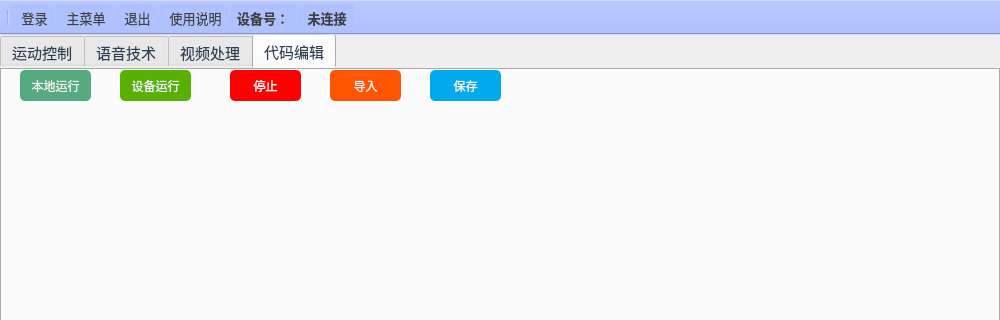
This is ui/tankWindow.ui in Asan96/Car as Qt 5 draws it before an edit; both pictures show x 0 to 1000 and y 0 to 320 of the 1000 by 720 pixel window. The edited form follows.
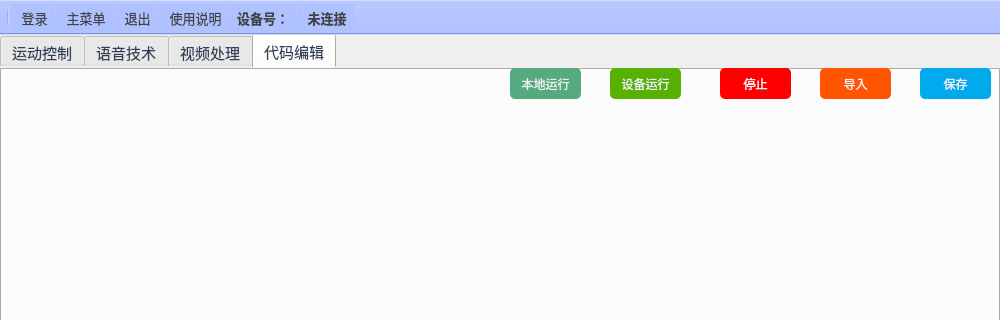
This is the edited form. The open tabs and pages were chosen to show the change.

Commit message: 样式优化

```diff
--- a/ui/tankWindow.ui
+++ b/ui/tankWindow.ui
@@ -812,8 +812,8 @@
      <widget class="QPushButton" name="btnRunLocal">
       <property name="geometry">
        <rect>
-        <x>20</x>
-        <y>2</y>
+        <x>510</x>
+        <y>0</y>
         <width>71</width>
         <height>31</height>
        </rect>
@@ -829,8 +829,8 @@
      <widget class="QPushButton" name="btnRunStop">
       <property name="geometry">
        <rect>
-        <x>230</x>
-        <y>2</y>
+        <x>720</x>
+        <y>0</y>
         <width>71</width>
         <height>31</height>
        </rect>
@@ -846,8 +846,8 @@
      <widget class="QPushButton" name="btnCodeImport">
       <property name="geometry">
        <rect>
-        <x>330</x>
-        <y>2</y>
+        <x>820</x>
+        <y>0</y>
         <width>71</width>
         <height>31</height>
        </rect>
@@ -863,8 +863,8 @@
      <widget class="QPushButton" name="btnCodeSave">
       <property name="geometry">
        <rect>
-        <x>430</x>
-        <y>2</y>
+        <x>920</x>
+        <y>0</y>
         <width>71</width>
         <height>31</height>
        </rect>
@@ -880,8 +880,8 @@
      <widget class="QPushButton" name="btnRunDevice">
       <property name="geometry">
        <rect>
-        <x>120</x>
-        <y>2</y>
+        <x>610</x>
+        <y>0</y>
         <width>71</width>
         <height>31</height>
        </rect>
@@ -920,7 +920,7 @@
        <rect>
         <x>-10</x>
         <y>30</y>
-        <width>1011</width>
+        <width>1021</width>
         <height>431</height>
        </rect>
       </property>
```
Left out of the diff: 2 changed lines with no effect on the pictures. The commit also changes 1 other file.
